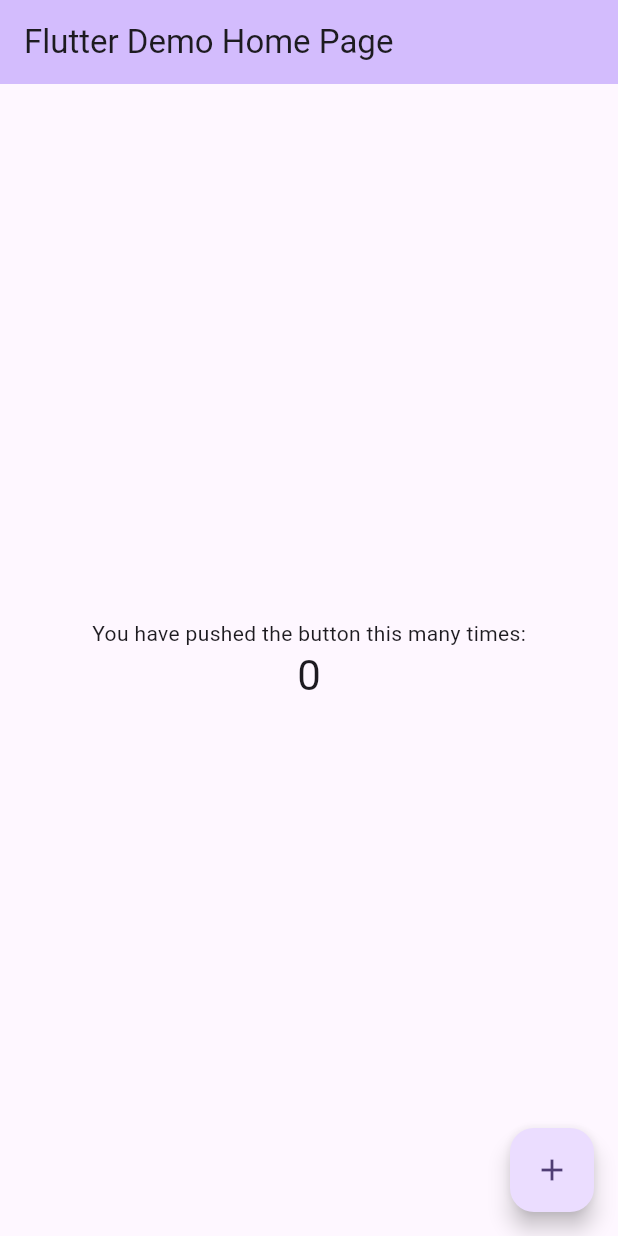
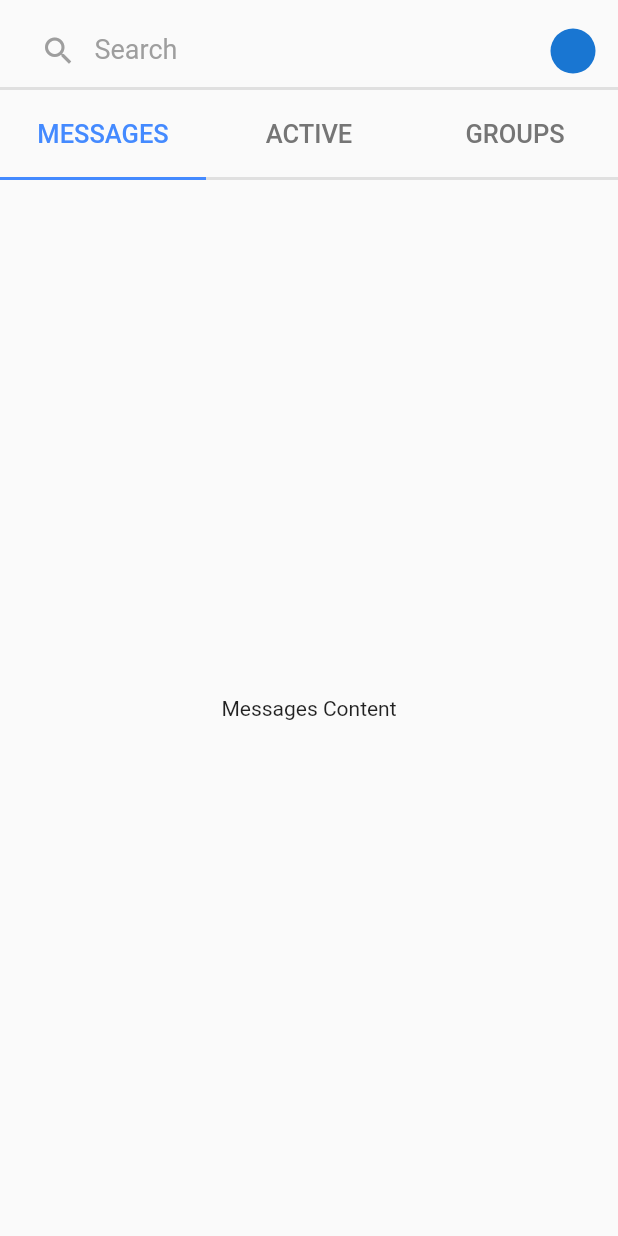
Before and after one commit to nourhanalturk/messaging-app, a Flutter app: the screen it shows after launch, on a phone screen of 412 x 824 dp. Run offline on Flutter 3.47's test engine with Material 2 defaults, Android fonts, the phone set to English and light mode, and no system bars; our stand-ins replace get.

Commit message:
Update Home screen

```diff
--- a/lib/main.dart
+++ b/lib/main.dart
@@ -1,4 +1,6 @@
 import 'package:flutter/material.dart';
+import 'package:get/get_navigation/src/root/get_material_app.dart';
+import 'package:messaging_app/modules/home_screen/view/home_screen.dart';
 
 void main() {
   runApp(const MyApp());
@@ -7,119 +9,11 @@ void main() {
 class MyApp extends StatelessWidget {
   const MyApp({super.key});
 
-  // This widget is the root of your application.
   @override
   Widget build(BuildContext context) {
-    return MaterialApp(
-      title: 'Flutter Demo',
-      theme: ThemeData(
-        // This is the theme of your application.
-        //
-        // TRY THIS: Try running your application with "flutter run". You'll see
-        // the application has a blue toolbar. Then, without quitting the app,
-        // try changing the seedColor in the colorScheme below to Colors.green
-        // and then invoke "hot reload" (save your changes or press the "hot
-        // reload" button in a Flutter-supported IDE, or press "r" if you used
-        // the command line to start the app).
-        //
-        // Notice that the counter didn't reset back to zero; the application
-        // state is not lost during the reload. To reset the state, use hot
-        // restart instead.
-        //
-        // This works for code too, not just values: Most code changes can be
-        // tested with just a hot reload.
-        colorScheme: ColorScheme.fromSeed(seedColor: Colors.deepPurple),
-        useMaterial3: true,
-      ),
-      home: const MyHomePage(title: 'Flutter Demo Home Page'),
+    return GetMaterialApp(
+      debugShowCheckedModeBanner: false,
+      home: HomeScreen(),
     );
   }
 }
-
-class MyHomePage extends StatefulWidget {
-  const MyHomePage({super.key, required this.title});
-
-  // This widget is the home page of your application. It is stateful, meaning
-  // that it has a State object (defined below) that contains fields that affect
-  // how it looks.
-
-  // This class is the configuration for the state. It holds the values (in this
-  // case the title) provided by the parent (in this case the App widget) and
-  // used by the build method of the State. Fields in a Widget subclass are
-  // always marked "final".
-
-  final String title;
-
-  @override
-  State<MyHomePage> createState() => _MyHomePageState();
-}
-
-class _MyHomePageState extends State<MyHomePage> {
-  int _counter = 0;
-
-  void _incrementCounter() {
-    setState(() {
-      // This call to setState tells the Flutter framework that something has
-      // changed in this State, which causes it to rerun the build method below
-      // so that the display can reflect the updated values. If we changed
-      // _counter without calling setState(), then the build method would not be
-      // called again, and so nothing would appear to happen.
-      _counter++;
-    });
-  }
-
-  @override
-  Widget build(BuildContext context) {
-    // This method is rerun every time setState is called, for instance as done
-    // by the _incrementCounter method above.
-    //
-    // The Flutter framework has been optimized to make rerunning build methods
-    // fast, so that you can just rebuild anything that needs updating rather
-    // than having to individually change instances of widgets.
-    return Scaffold(
-      appBar: AppBar(
-        // TRY THIS: Try changing the color here to a specific color (to
-        // Colors.amber, perhaps?) and trigger a hot reload to see the AppBar
-        // change color while the other colors stay the same.
-        backgroundColor: Theme.of(context).colorScheme.inversePrimary,
-        // Here we take the value from the MyHomePage object that was created by
-        // the App.build method, and use it to set our appbar title.
-        title: Text(widget.title),
-      ),
-      body: Center(
-        // Center is a layout widget. It takes a single child and positions it
-        // in the middle of the parent.
-        child: Column(
-          // Column is also a layout widget. It takes a list of children and
-          // arranges them vertically. By default, it sizes itself to fit its
-          // children horizontally, and tries to be as tall as its parent.
-          //
-          // Column has various properties to control how it sizes itself and
-          // how it positions its children. Here we use mainAxisAlignment to
-          // center the children vertically; the main axis here is the vertical
-          // axis because Columns are vertical (the cross axis would be
-          // horizontal).
-          //
-          // TRY THIS: Invoke "debug painting" (choose the "Toggle Debug Paint"
-          // action in the IDE, or press "p" in the console), to see the
-          // wireframe for each widget.
-          mainAxisAlignment: MainAxisAlignment.center,
-          children: <Widget>[
-            const Text(
-              'You have pushed the button this many times:',
-            ),
-            Text(
-              '$_counter',
-              style: Theme.of(context).textTheme.headlineMedium,
-            ),
-          ],
-        ),
-      ),
-      floatingActionButton: FloatingActionButton(
-        onPressed: _incrementCounter,
-        tooltip: 'Increment',
-        child: const Icon(Icons.add),
-      ), // This trailing comma makes auto-formatting nicer for build methods.
-    );
-  }
-}
--- /dev/null
+++ b/lib/managers/color_managers/colors.dart
@@ -0,0 +1,11 @@
+import 'package:flutter/material.dart';
+
+class ManagerColors{
+  static Color grey300 = Colors.grey[300]! ;
+  static Color grey600 = Colors.grey[600]!;
+  static Color blue = Colors.blueAccent;
+
+
+
+
+}
--- /dev/null
+++ b/lib/managers/sting_manager/string_manager.dart
@@ -0,0 +1,7 @@
+class ManagerStrings {
+
+  static String messages = 'MESSAGES' ;
+  static String active = 'ACTIVE' ;
+  static String groups = 'GROUPS' ;
+
+}
--- /dev/null
+++ b/lib/modules/home_screen/controller/home_controller.dart
@@ -0,0 +1,18 @@
+import 'package:get/get_state_manager/get_state_manager.dart';
+
+class HomeController extends GetxController{
+
+  int currentButtonIndex =0 ;
+  List<bool> isButtonSelected = [true ,false ,false] ;
+  void onButtonPressed(int index){
+    currentButtonIndex =index ;
+    for(int i =0 ;i<3 ;i++){
+      if(i == index) {
+        isButtonSelected[i] = true;
+      }else{
+        isButtonSelected[i] =false ;
+      }
+    }
+    update();
+  }
+}
--- /dev/null
+++ b/lib/modules/home_screen/view/active_body.dart
@@ -0,0 +1,15 @@
+import 'package:flutter/cupertino.dart';
+
+class ActiveContent extends StatelessWidget {
+  @override
+  Widget build(BuildContext context) {
+    return Expanded(
+      child: Container(
+        // Your Active content here
+        child: Center(
+          child: Text("Active Content"),
+        ),
+      ),
+    );
+  }
+}
--- /dev/null
+++ b/lib/modules/home_screen/view/groups_body.dart
@@ -0,0 +1,15 @@
+import 'package:flutter/cupertino.dart';
+
+class GroupsContent extends StatelessWidget {
+  @override
+  Widget build(BuildContext context) {
+    return Expanded(
+      child: Container(
+        // Your Groups content here
+        child: Center(
+          child: Text("Groups Content"),
+        ),
+      ),
+    );
+  }
+}
--- /dev/null
+++ b/lib/modules/home_screen/view/home_screen.dart
@@ -0,0 +1,135 @@
+import 'package:flutter/cupertino.dart';
+import 'package:flutter/material.dart';
+import 'package:get/get.dart';
+import 'package:messaging_app/managers/color_managers/colors.dart';
+import 'package:messaging_app/managers/sting_manager/string_manager.dart';
+import 'package:messaging_app/modules/home_screen/controller/home_controller.dart';
+
+import 'active_body.dart';
+import 'groups_body.dart';
+import 'message_body.dart';
+
+class HomeScreen extends StatelessWidget {
+  const HomeScreen({Key? key}) : super(key: key);
+
+  @override
+  Widget build(BuildContext context) {
+    return SafeArea(
+      child: Scaffold(
+        body: GetBuilder<HomeController>(
+          init: HomeController(),
+          builder: (controller) =>  Column(
+            children: [
+              Padding(
+                padding: const EdgeInsets.only(left: 15.0,right: 15.0 ,top:10.0),
+                child: Row(
+                  children: [
+                    Expanded(
+                      child: TextFormField(
+                        decoration: const InputDecoration(
+                          border: InputBorder.none,
+                          prefixIcon: Icon(
+                            Icons.search,
+                            color: Colors.grey,),
+                          hintText: 'Search',
+                          hintStyle: TextStyle(
+                              color: Colors.grey,
+                              fontSize: 18.0
+                          ),
+                        ),
+                      ),
+                    ),
+                    const Spacer(),
+                    CircleAvatar(
+                      radius: 15.0,
+                    )
+
+                  ],
+                ),
+              ),
+              Container(
+                height:2.0,
+                color: ManagerColors.grey300,
+                width: double.infinity,
+              ),
+              Padding(
+                padding: const EdgeInsets.symmetric(vertical:5.0),
+                child: Row(
+                  children: [
+                    Expanded(
+                      child: MaterialButton(
+                        onPressed: (){
+                          controller.onButtonPressed(0);
+                        },
+                        child: Text(
+                          ManagerStrings.messages,
+                          style: TextStyle(
+                            color:controller.isButtonSelected[0]?ManagerColors.blue: ManagerColors.grey600,
+                            fontSize: 17.0,
+                          ),
+                        ),
+                      ),
+                    ),
+                    Expanded(
+                      child: MaterialButton(
+                        onPressed: (){
+                          controller.onButtonPressed(1);
+
+                        },
+                        child: Text(
+                          ManagerStrings.active,
+                          style: TextStyle(
+                            color:controller.isButtonSelected[1]?ManagerColors.blue: ManagerColors.grey600,
+                            fontSize: 17.0,
+                          ),
+                        ),
+                      ),
+                    ),
+                    Expanded(
+                      child: MaterialButton(
+                        onPressed: (){
+                          controller.onButtonPressed(2);
+                        },
+                        child: Text(
+                          ManagerStrings.groups,
+                          style: TextStyle(
+                            color:controller.isButtonSelected[2]?ManagerColors.blue: ManagerColors.grey600,
+                            fontSize: 17.0,
+                          ),
+                        ),
+                      ),
+                    ),
+                  ],
+                ),
+              ),
+              Stack(
+                children: [
+                  Container(
+                    height:2.0,
+                    color: ManagerColors.grey300,
+                    width: double.infinity,
+                  ),
+                  Positioned(
+                    left: controller.currentButtonIndex *( MediaQuery.of(context).size.width /3),
+                    child: Container(
+                      width: MediaQuery.of(context).size.width / 3,
+                      height:2.0,
+                      color: ManagerColors.blue,
+                    ),
+                  ),
+                ],
+              ),
+           if (controller.currentButtonIndex == 0)
+              MessagesContent(),
+             if (controller.currentButtonIndex == 1)
+              ActiveContent(),
+             if (controller.currentButtonIndex == 2)
+              GroupsContent(),
+
+            ],
+          ),
+        ),
+      ),
+    );
+  }
+}
--- /dev/null
+++ b/lib/modules/home_screen/view/message_body.dart
@@ -0,0 +1,15 @@
+import 'package:flutter/cupertino.dart';
+
+class MessagesContent extends StatelessWidget {
+  @override
+  Widget build(BuildContext context) {
+    return Expanded(
+      child: Container(
+        // Your Messages content here
+        child: Center(
+          child: Text("Messages Content"),
+        ),
+      ),
+    );
+  }
+}
--- a/pubspec.yaml
+++ b/pubspec.yaml
@@ -35,6 +35,7 @@ dependencies:
   # The following adds the Cupertino Icons font to your application.
   # Use with the CupertinoIcons class for iOS style icons.
   cupertino_icons: ^1.0.2
+  get: ^4.6.5
 
 dev_dependencies:
   flutter_test:
```
Also changed, not shown: pubspec.lock.
